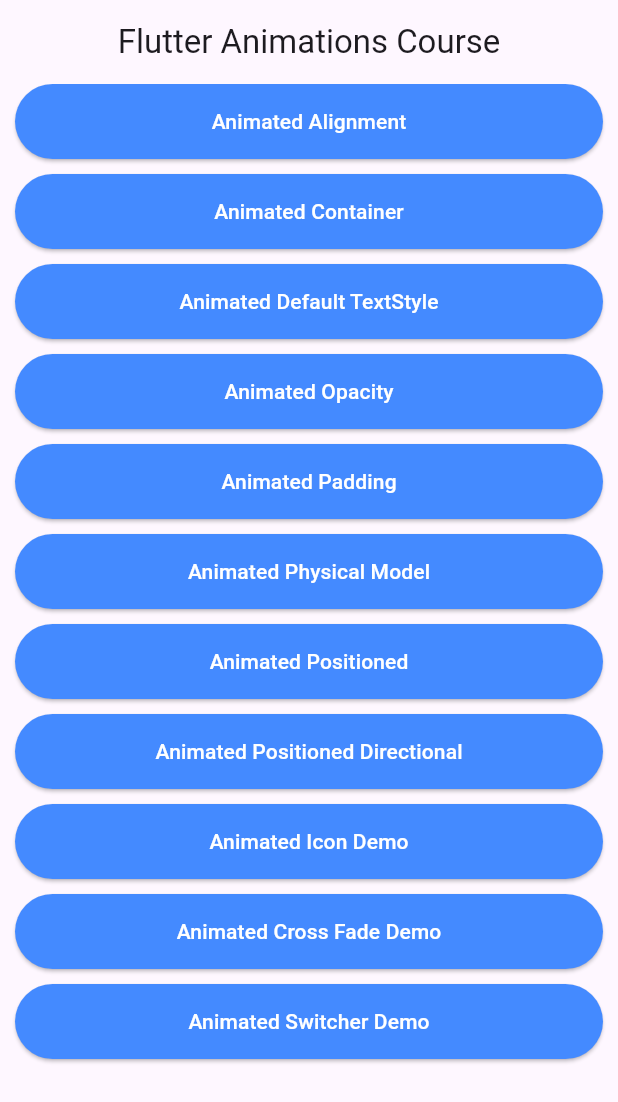
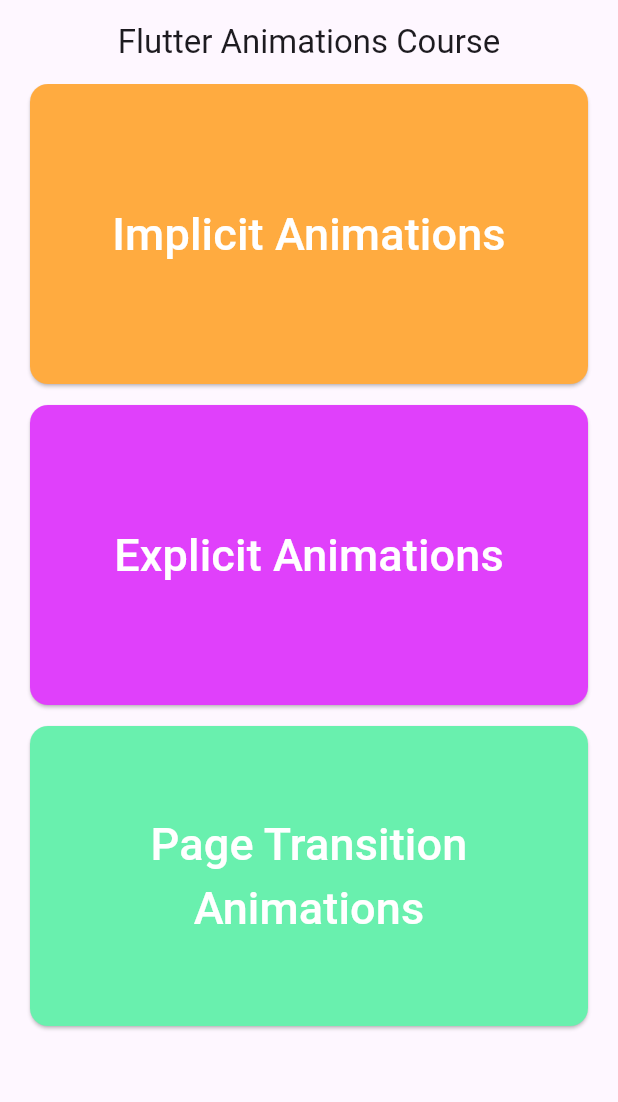
Before and after one commit to tapoban123/flutter_animations, a Flutter app: the screen it shows after launch, on a phone screen of 412 x 824 dp. Shown: the top 1102 px of the screen. Run offline on Flutter 3.47's test engine with Material 3 defaults, Android fonts, the phone set to English and light mode, and no system bars.

Commit message:
Completed Implicit Animations

```diff
--- a/animations_1/lib/main.dart
+++ b/animations_1/lib/main.dart
@@ -1,17 +1,7 @@
-import "package:animations_1/pages/animated_alignment.dart";
-import "package:animations_1/pages/animated_container.dart";
-import "package:animations_1/pages/animated_cross_fade.dart";
-import "package:animations_1/pages/animated_icon_demo.dart";
-import "package:animations_1/pages/animated_opacity_demo.dart";
-import "package:animations_1/pages/animated_padding.dart";
-import "package:animations_1/pages/animated_physical_model.dart";
-import "package:animations_1/pages/animated_positioned_demo.dart";
-import "package:animations_1/pages/animated_positioned_directional.dart";
-import "package:animations_1/pages/animated_switcher_demo.dart";
-import "package:animations_1/pages/animated_text_demo.dart";
-import "package:animations_1/widgets/lesson_navigation_button.dart";
+import "package:animations_1/explicit_animations/explicit_animations_home.dart";
+import "package:animations_1/implicit_animations/implicit_animations_home.dart";
+import "package:animations_1/widgets/animation_navigation_button.dart";
 import "package:flutter/material.dart";
-import "package:flutter/widgets.dart";
 
 void main() {
   WidgetsFlutterBinding.ensureInitialized();
@@ -47,59 +37,26 @@
         title: const Text("Flutter Animations Course"),
         centerTitle: true,
       ),
-      body: SizedBox(
-        width: double.infinity,
-        child: Padding(
-          padding: const EdgeInsets.symmetric(horizontal: 10.0),
+      body: Padding(
+        padding: const EdgeInsets.symmetric(horizontal: 20.0),
         child: ListView(
-            physics: const BouncingScrollPhysics(),
           children: const [
-              LessonNavigationButton(
-                buttonText: "Animated Alignment",
-                navigateToPage: AnimatedAlignment(),
+            AnimationNavigationButton(
+              buttonColor: Colors.orangeAccent,
+              buttonText: "Implicit Animations",
+              navigateToPage: ImplicitAnimationsHome(),
             ),
-              LessonNavigationButton(
-                buttonText: "Animated Container",
-                navigateToPage: AnimatedContainerDemo(),
+            AnimationNavigationButton(
+              buttonColor: Colors.purpleAccent,
+              buttonText: "Explicit Animations",
+              navigateToPage: ExplicitAnimationsHome(),
             ),
-              LessonNavigationButton(
-                buttonText: "Animated Default TextStyle",
-                navigateToPage: AnimatedTextDemo(),
-              ),
-              LessonNavigationButton(
-                buttonText: "Animated Opacity",
-                navigateToPage: AnimatedOpacityDemo(),
-              ),
-              LessonNavigationButton(
-                buttonText: "Animated Padding",
-                navigateToPage: AnimatedPaddingDemo(),
-              ),
-              LessonNavigationButton(
-                buttonText: "Animated Physical Model",
-                navigateToPage: AnimatedPhysicalModelDemo(),
-              ),
-              LessonNavigationButton(
-                buttonText: "Animated Positioned",
-                navigateToPage: AnimatedPositionedDemo(),
-              ),
-              LessonNavigationButton(
-                buttonText: "Animated Positioned Directional",
-                navigateToPage: AnimatedPositionedDirectionalDemo(),
-              ),
-              LessonNavigationButton(
-                buttonText: "Animated Icon Demo",
-                navigateToPage: AnimatedIconDemo(),
-              ),
-              LessonNavigationButton(
-                buttonText: "Animated Cross Fade Demo",
-                navigateToPage: AnimatedCrossFadeDemo(),
-              ),
-              LessonNavigationButton(
-                buttonText: "Animated Switcher Demo",
-                navigateToPage: AnimatedSwitcherDemo(),
+            AnimationNavigationButton(
+              buttonColor: Colors.greenAccent,
+              buttonText: "Page Transition Animations",
+              navigateToPage: ImplicitAnimationsHome(),
             ),
           ],
-          ),
         ),
       ),
     );
--- /dev/null
+++ b/animations_1/lib/widgets/animation_navigation_button.dart
@@ -0,0 +1,43 @@
+import 'package:flutter/material.dart';
+
+class AnimationNavigationButton extends StatelessWidget {
+  final String buttonText;
+  final Color buttonColor;
+  final Widget navigateToPage;
+
+  const AnimationNavigationButton({
+    super.key,
+    required this.buttonColor,
+    required this.buttonText,
+    required this.navigateToPage,
+  });
+
+  @override
+  Widget build(BuildContext context) {
+    return Padding(
+      padding: const EdgeInsets.only(bottom: 14.0),
+      child: ElevatedButton(
+        onPressed: () {
+          Navigator.of(context).push(MaterialPageRoute(
+            builder: (context) => navigateToPage,
+          ));
+        },
+        style: ElevatedButton.styleFrom(
+          minimumSize: const Size(double.infinity, 200),
+          backgroundColor: buttonColor,
+          shape: RoundedRectangleBorder(
+            borderRadius: BorderRadius.circular(12),
+          ),
+        ),
+        child: Text(
+          buttonText,
+          textAlign: TextAlign.center,
+          style: const TextStyle(
+            fontSize: 30,
+            color: Colors.white,
+          ),
+        ),
+      ),
+    );
+  }
+}
```
Also changed, not shown: animations_1/lib/explicit_animations/explicit_animations_home.dart (added, +24 -0 lines), animations_1/lib/explicit_animations/positioned_transition_demo.dart (added, +15 -0 lines), animations_1/lib/implicit_animations/animated_list_state_demo.dart (added, +74 -0 lines), animations_1/lib/implicit_animations/animated_switcher_demo.dart (added, +45 -0 lines), animations_1/lib/implicit_animations/implicit_animations_home.dart (added, +87 -0 lines), animations_1/lib/pages/animated_switcher_demo.dart (deleted, +0 -17 lines), animations_1/lib/implicit_animations/animated_alignment.dart (renamed from animations_1/lib/pages/animated_alignment.dart), animations_1/lib/implicit_animations/animated_container.dart (renamed from animations_1/lib/pages/animated_container.dart), animations_1/lib/implicit_animations/animated_cross_fade.dart (renamed from animations_1/lib/pages/animated_cross_fade.dart), animations_1/lib/implicit_animations/animated_icon_demo.dart (renamed from animations_1/lib/pages/animated_icon_demo.dart), animations_1/lib/implicit_animations/animated_opacity_demo.dart (renamed from animations_1/lib/pages/animated_opacity_demo.dart), animations_1/lib/implicit_animations/animated_padding.dart (renamed from animations_1/lib/pages/animated_padding.dart), animations_1/lib/implicit_animations/animated_physical_model.dart (renamed from animations_1/lib/pages/animated_physical_model.dart), animations_1/lib/implicit_animations/animated_positioned_demo.dart (renamed from animations_1/lib/pages/animated_positioned_demo.dart), 2 more files. Lines whose indentation alone changed are shown as unchanged.
